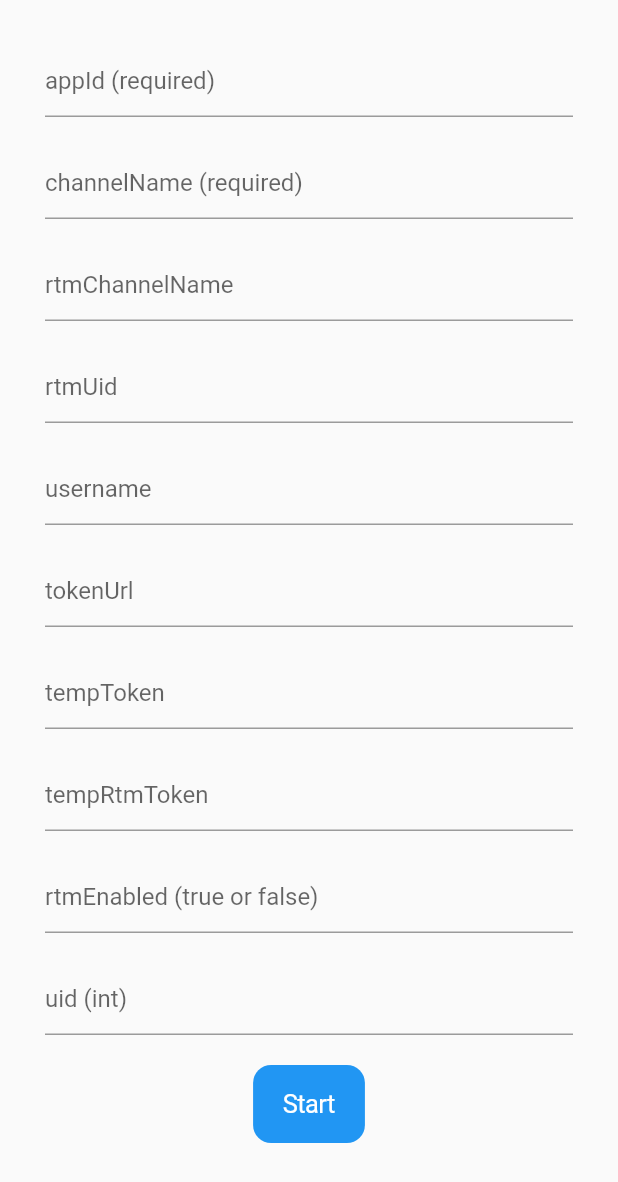
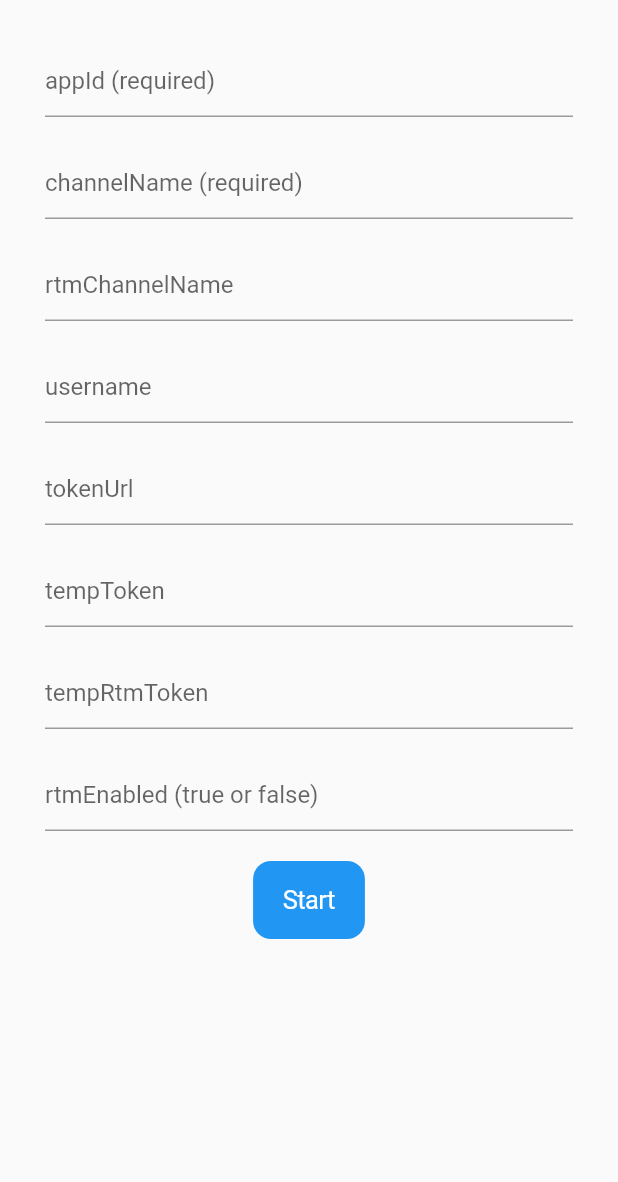
Before and after one commit to Khurshidddbek/agora_video_call, a Flutter app: the screen it shows after launch, on a phone screen of 412 x 824 dp. Shown: the top 1182 px of the screen. Run offline on Flutter 3.47's test engine with Material 2 defaults, Android fonts, the phone set to English and light mode, and no system bars; our stand-ins replace get; missing offline and left inert: agora_uikit.

Commit message:
fix: Removed AgoraConnectionData uid inputter

```diff
--- a/lib/pages/home/home.dart
+++ b/lib/pages/home/home.dart
@@ -22,8 +22,6 @@ class HomePage extends StatelessWidget {
                       const SizedBox(height: 20),
                       _getRtmChannelName(_),
                       const SizedBox(height: 20),
-                      _getRtmUid(_),
-                      const SizedBox(height: 20),
                       _getusername(_),
                       const SizedBox(height: 20),
                       _getTokenUrl(_),
@@ -33,8 +31,8 @@ class HomePage extends StatelessWidget {
                       _getTempRtmToken(_),
                       const SizedBox(height: 20),
                       _getRtmEnabled(_),
-                      const SizedBox(height: 20),
-                      _getUid(_),
+                      // const SizedBox(height: 20),
+                      // _getUid(_),
                       const SizedBox(height: 20),
                       _getButton(_),
                     ],
@@ -66,12 +64,12 @@ class HomePage extends StatelessWidget {
         ),
       );
 
-  TextField _getUid(HomeController _) => TextField(
-        controller: _.uidController,
-        decoration: const InputDecoration(
-          hintText: "uid (int)",
-        ),
-      );
+  // TextField _getUid(HomeController _) => TextField(
+  //       controller: _.uidController,
+  //       decoration: const InputDecoration(
+  //         hintText: "uid (int)",
+  //       ),
+  //     );
 
   TextField _getAppId(HomeController _) {
     return TextField(
@@ -81,13 +79,6 @@ class HomePage extends StatelessWidget {
       ),
     );
   }
-
-  TextField _getRtmUid(HomeController _) => TextField(
-        controller: _.uidController,
-        decoration: const InputDecoration(
-          hintText: "rtmUid",
-        ),
-      );
 
   TextField _getusername(HomeController _) => TextField(
         controller: _.usernameController,
--- a/lib/pages/home/home_controller.dart
+++ b/lib/pages/home/home_controller.dart
@@ -7,9 +7,6 @@ class HomeController extends GetxController {
   var appIdController = TextEditingController();
   var channelNameController = TextEditingController();
   var rtmChannelNameController = TextEditingController();
-  var uidController = TextEditingController();
-
-  var rtmUidController = TextEditingController();
   var usernameController = TextEditingController();
   var tokenUrlController = TextEditingController();
   var tempTokenController = TextEditingController();
```
Also changed, not shown: lib/pages/conversation/conversation_controller.dart (+18 -12 lines).
